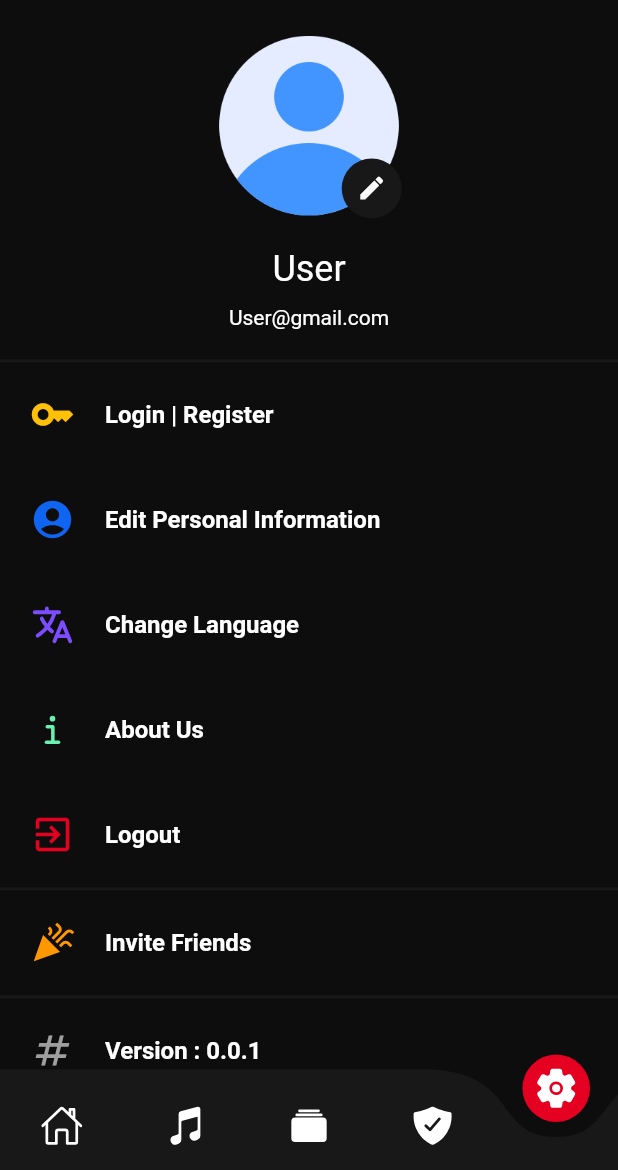
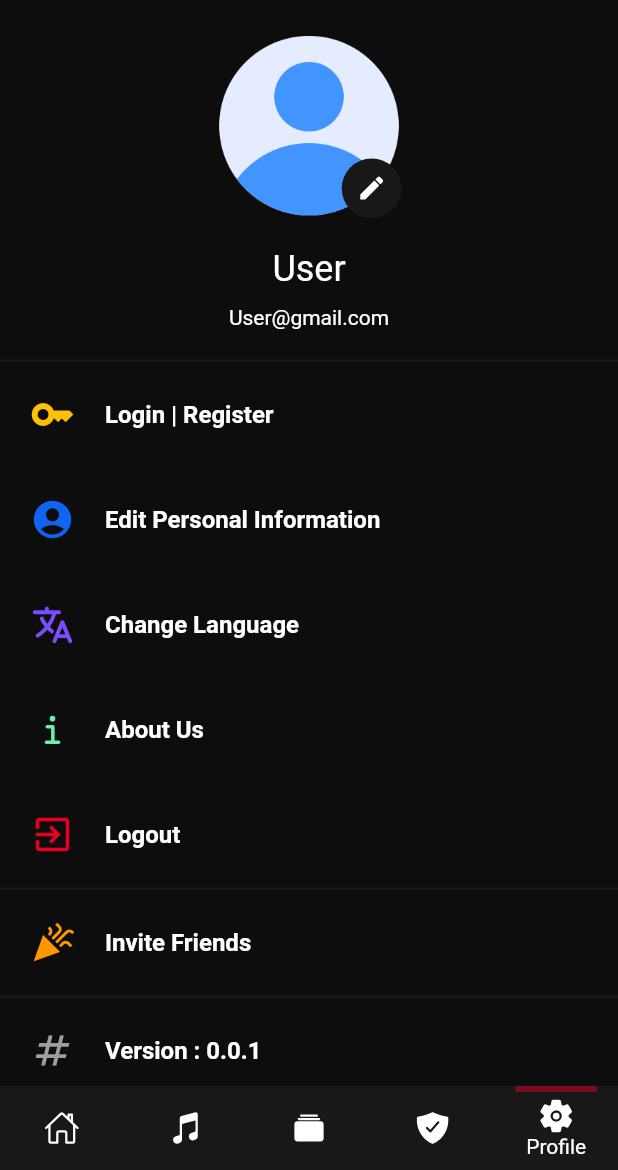
Before and after one commit to prosonicmusic/prosonic-mobile-app, a Flutter app: the screen it shows after launch, item 5 of the bottom bar chosen, on a phone screen of 412 x 824 dp, the part 66-1236 px from its top. Run offline on Flutter 3.47's test engine with Material 2 defaults, Android fonts, the phone set to English and light mode, and no system bars; drawn by our look-alikes of curved_navigation_bar, flutter_snake_navigationbar; our stand-ins replace bloc, equatable, flutter_bloc, flutter_spinkit, get_it, ionicons.

Commit message:
Change bottom navigation

```diff
--- a/lib/features/base/base_page.dart
+++ b/lib/features/base/base_page.dart
@@ -1,5 +1,5 @@
-import 'package:curved_navigation_bar/curved_navigation_bar.dart';
 import 'package:flutter/material.dart';
+import 'package:flutter_snake_navigationbar/flutter_snake_navigationbar.dart';
 import 'package:ionicons/ionicons.dart';
 import 'package:prosonic/features/home/home_page.dart';
 import 'package:prosonic/features/settings/settings_page.dart';
@@ -57,40 +57,27 @@ class _BasePageState extends State<BasePage> {
           ),
         ],
       ),
-      bottomNavigationBar: CurvedNavigationBar(
-        backgroundColor: AppConstant.black,
-        color: AppConstant.gray,
-        animationDuration: const Duration(milliseconds: 200),
-        animationCurve: Curves.ease,
-        buttonBackgroundColor: AppConstant.red,
-        height: 67,
-        index: 0,
-        items: const <Widget>[
-          Icon(
-            Ionicons.home_outline,
-            size: 29,
-          ),
-          Icon(
-            Ionicons.musical_notes,
-            size: 29,
-          ),
-          Icon(
-            Ionicons.albums,
-            size: 29,
-          ),
-          Icon(
-            Ionicons.shield_checkmark,
-            size: 29,
-          ),
-          Icon(
-            Ionicons.settings,
-            size: 29,
-          ),
+      bottomNavigationBar: SnakeNavigationBar.color(
+        snakeShape: SnakeShape.indicator,
+        showSelectedLabels: true,
+        unselectedItemColor: AppConstant.white,
+        selectedItemColor: AppConstant.white,
+        backgroundColor: AppConstant.gray,
+        snakeViewColor: AppConstant.red.withAlpha(120),
+        currentIndex: selectedPos,
+        onTap: (index) => setState(() => selectedPos = index),
+        items: const [
+          BottomNavigationBarItem(
+              icon: Icon(Ionicons.home_outline), label: 'Home'),
+          BottomNavigationBarItem(
+              icon: Icon(Ionicons.musical_notes), label: 'Tracks'),
+          BottomNavigationBarItem(
+              icon: Icon(Ionicons.albums), label: 'Packages'),
+          BottomNavigationBarItem(
+              icon: Icon(Ionicons.shield_checkmark), label: 'Services'),
+          BottomNavigationBarItem(
+              icon: Icon(Ionicons.settings), label: 'Profile')
         ],
-        onTap: (index) {
-          setState(() {});
-          selectedPos = index;
-        },
       ),
       body: _pages[selectedPos],
     );
--- a/pubspec.yaml
+++ b/pubspec.yaml
@@ -22,7 +22,8 @@ dependencies:
   flutter_spinkit: ^5.1.0
   ionicons: ^0.2.1
   circular_bottom_navigation: ^2.2.0
-  curved_navigation_bar:
+  flashy_tab_bar2: ^0.0.4
+  flutter_snake_navigationbar: ^0.6.1
 
 dev_dependencies:
   flutter_test:
```
Also changed, not shown: pubspec.lock.
